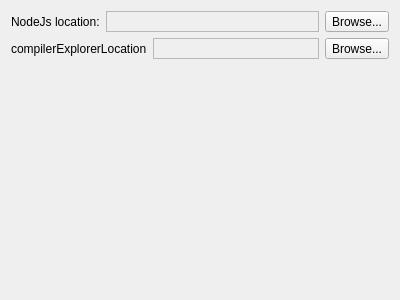
The window that src/gui/CompilerExplorerOptionsWidget.ui (dobokirisame/CompilerExplorer) describes before a commit, drawn with Qt 5.
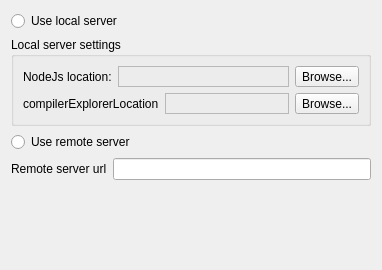
The same window after the commit.

Commit message: due to great problems with build compile-explorer win wingw64/cygwin/ in windows i start reworking options so applicaiton could connect to remote server soon

The edit to the form file:
```diff
--- a/src/gui/CompilerExplorerOptionsWidget.ui
+++ b/src/gui/CompilerExplorerOptionsWidget.ui
@@ -6,15 +6,21 @@
    <rect>
     <x>0</x>
     <y>0</y>
-    <width>400</width>
-    <height>300</height>
+    <width>382</width>
+    <height>270</height>
    </rect>
   </property>
   <property name="windowTitle">
    <string>Form</string>
   </property>
   <layout class="QGridLayout" name="gridLayout">
-   <item row="0" column="0">
+   <item row="1" column="0">
+    <widget class="QGroupBox" name="groupBox">
+     <property name="title">
+      <string>Local server settings</string>
+     </property>
+     <layout class="QVBoxLayout" name="verticalLayout">
+      <item>
     <layout class="QHBoxLayout" name="horizontalLayout">
      <item>
       <widget class="QLabel" name="label">
@@ -69,7 +75,7 @@
      </item>
     </layout>
    </item>
-   <item row="1" column="0">
+      <item>
     <layout class="QHBoxLayout" name="horizontalLayout_3">
      <item>
       <widget class="QLabel" name="label_2">
@@ -124,7 +130,27 @@
      </item>
     </layout>
    </item>
-   <item row="2" column="0">
+     </layout>
+    </widget>
+   </item>
+   <item row="7" column="0">
+    <layout class="QHBoxLayout" name="horizontalLayout_5">
+     <property name="topMargin">
+      <number>0</number>
+     </property>
+     <item>
+      <widget class="QLabel" name="label_3">
+       <property name="text">
+        <string>Remote server url</string>
+       </property>
+      </widget>
+     </item>
+     <item>
+      <widget class="QLineEdit" name="remoteServerUrl"/>
+     </item>
+    </layout>
+   </item>
+   <item row="11" column="0">
     <spacer name="verticalSpacer">
      <property name="orientation">
       <enum>Qt::Vertical</enum>
@@ -137,6 +163,20 @@
      </property>
     </spacer>
    </item>
+   <item row="4" column="0">
+    <widget class="QRadioButton" name="useRemoteServer">
+     <property name="text">
+      <string>Use remote server</string>
+     </property>
+    </widget>
+   </item>
+   <item row="0" column="0">
+    <widget class="QRadioButton" name="useLocalServerButton">
+     <property name="text">
+      <string>Use local server</string>
+     </property>
+    </widget>
+   </item>
   </layout>
  </widget>
  <resources/>
```
Left out of the diff: 99 changed lines with no effect on the pictures. Lines whose indentation alone changed are shown as unchanged. The commit also changes 3 other files.
